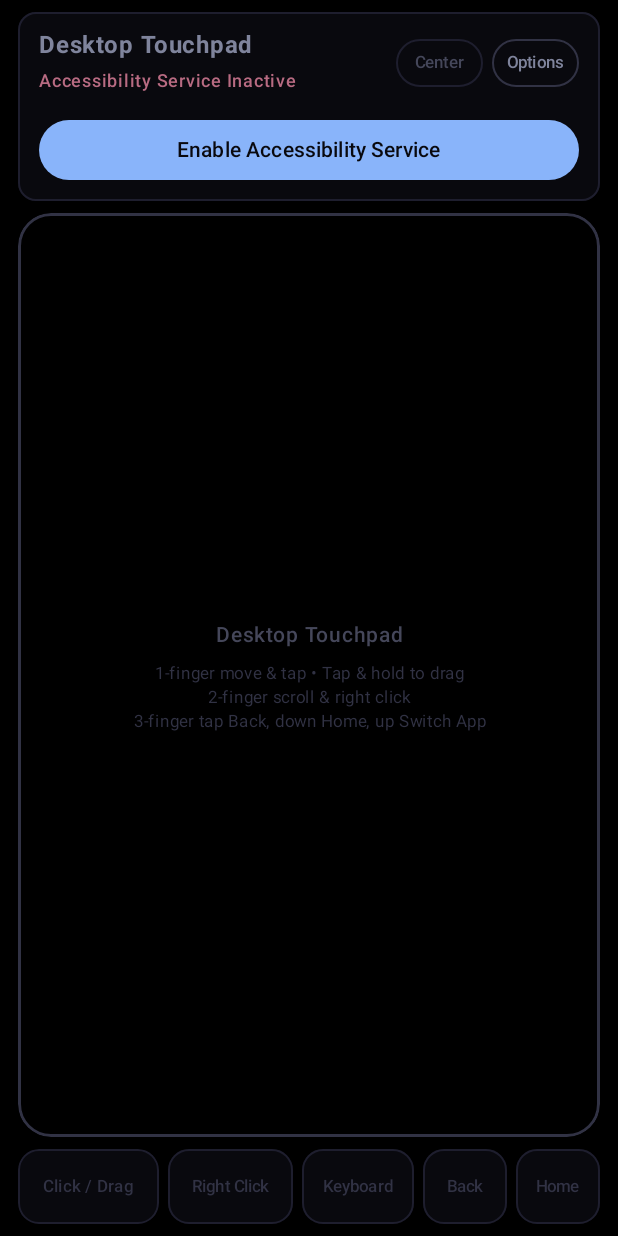
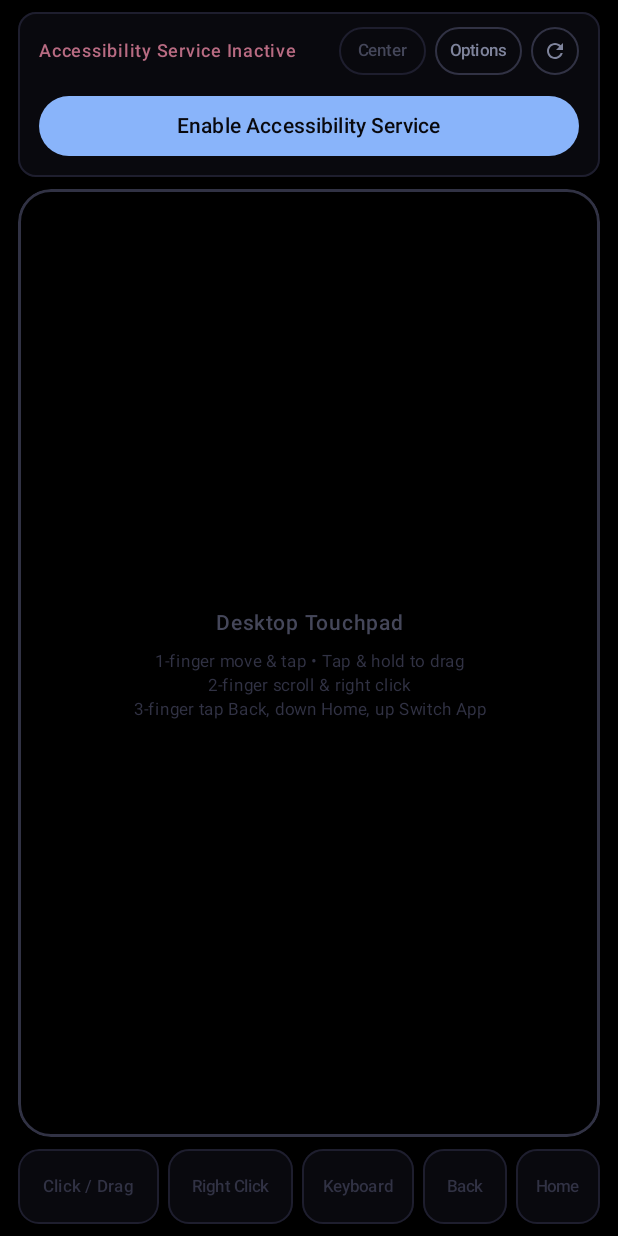
Before and after one commit to hsiang9431/desktop-mode-touchpad, an Android app built with Jetpack Compose: the screen it shows after launch (MainActivity), on a phone screen of 412 x 824 dp. Run offline under Robolectric (Android 15) with nearby library versions, the phone set to English and light mode, and no system bars.

Commit message:
add landscape touchpad

```diff
--- a/app/src/main/java/com/example/desktoptouchpad/MainActivity.kt
+++ b/app/src/main/java/com/example/desktoptouchpad/MainActivity.kt
@@ -6,6 +6,7 @@ import android.content.BroadcastReceiver
 import android.content.Context
 import android.content.Intent
 import android.content.IntentFilter
+import android.content.pm.ActivityInfo
 import android.hardware.display.DisplayManager
 import android.os.Bundle
 import android.os.Handler
@@ -38,11 +39,13 @@ import androidx.compose.foundation.layout.fillMaxWidth
 import androidx.compose.foundation.layout.height
 import androidx.compose.foundation.layout.padding
 import androidx.compose.foundation.layout.safeDrawingPadding
+import androidx.compose.foundation.layout.size
 import androidx.compose.foundation.shape.RoundedCornerShape
 import androidx.compose.material3.Button
 import androidx.compose.material3.ButtonDefaults
 import androidx.compose.material3.Card
 import androidx.compose.material3.CardDefaults
+import androidx.compose.material3.Icon
 import androidx.compose.material3.MaterialTheme
 import androidx.compose.material3.OutlinedButton
 import androidx.compose.material3.Slider
@@ -61,6 +64,7 @@ import androidx.compose.runtime.mutableFloatStateOf
 import androidx.compose.runtime.mutableLongStateOf
 import androidx.compose.runtime.mutableStateOf
 import androidx.compose.runtime.remember
+import androidx.compose.runtime.rememberUpdatedState
 import androidx.compose.runtime.setValue
 import androidx.compose.ui.Alignment
 import androidx.compose.ui.Modifier
@@ -70,11 +74,14 @@ import androidx.compose.ui.graphics.Color
 import androidx.compose.ui.hapticfeedback.HapticFeedbackType
 import androidx.compose.ui.input.pointer.PointerEventPass
 import androidx.compose.ui.input.pointer.pointerInput
+import androidx.compose.ui.layout.layout
 import androidx.compose.ui.platform.LocalHapticFeedback
 import androidx.compose.ui.platform.LocalView
+import androidx.compose.ui.res.painterResource
 import androidx.compose.ui.res.stringResource
 import androidx.compose.ui.text.font.FontWeight
 import androidx.compose.ui.text.style.TextAlign
+import androidx.compose.ui.unit.Constraints
 import androidx.compose.ui.unit.dp
 import androidx.compose.ui.unit.sp
 import com.example.desktoptouchpad.gesture.GestureController
@@ -322,6 +329,15 @@ class MainActivity : ComponentActivity() {
                     onOpenSettings = {
                         startActivity(Intent(Settings.ACTION_ACCESSIBILITY_SETTINGS))
                     },
+                    onSetPortraitOrientationLock = { locked ->
+                        runCatching {
+                            requestedOrientation = if (locked) {
+                                ActivityInfo.SCREEN_ORIENTATION_PORTRAIT
+                            } else {
+                                ActivityInfo.SCREEN_ORIENTATION_UNSPECIFIED
+                            }
+                        }
+                    },
                 )
             }
         }
@@ -485,7 +501,8 @@ fun TouchpadScreen(
     onExternalDisplayConnected: () -> Unit,
     onSetKeepScreenOn: (Boolean) -> Unit,
     onSetAllowNonFocusableOnInput: (Boolean) -> Unit,
-    onOpenSettings: () -> Unit
+    onOpenSettings: () -> Unit,
+    onSetPortraitOrientationLock: (Boolean) -> Unit = {}
 ) {
     val isServiceActive by TouchpadAccessibilityService.isConnected.collectAsState()
     val externalDisplay by TouchpadAccessibilityService.externalDisplay.collectAsState()
@@ -505,6 +522,9 @@ fun TouchpadScreen(
     var naturalScrolling by remember { mutableStateOf(gestureController.naturalScrolling) }
     var threeFingerGesturesEnabled by remember {
         mutableStateOf(gestureController.threeFingerGesturesEnabled)
+    }
+    var touchpadLandscape by remember {
+        mutableStateOf(gestureController.touchpadLandscape)
     }
 
     val isDesktopReady = isServiceActive && externalDisplay != null
@@ -530,6 +550,15 @@ fun TouchpadScreen(
         onDispose { onSetKeepScreenOn(false) }
     }
 
+    DisposableEffect(touchpadLandscape) {
+        onSetPortraitOrientationLock(touchpadLandscape)
+        onDispose {
+            if (touchpadLandscape) {
+                onSetPortraitOrientationLock(false)
+            }
+        }
+    }
+
     Surface(
         modifier = Modifier.fillMaxSize(),
         color = Color.Black
@@ -551,9 +580,15 @@ fun TouchpadScreen(
                         isServiceActive = isServiceActive,
                         externalDisplay = externalDisplay,
                         showOptions = showOptions,
+                        touchpadLandscape = touchpadLandscape,
                         onEnableServiceClick = { showDisclosure = true },
                         onCenterCursor = { gestureController.onCenterCursor() },
-                        onToggleOptions = { showOptions = !showOptions }
+                        onToggleOptions = { showOptions = !showOptions },
+                        onToggleTouchpadLandscape = {
+                            val next = !touchpadLandscape
+                            touchpadLandscape = next
+                            gestureController.touchpadLandscape = next
+                        }
                     )
 
                     if (showOptions && !isKeyboardRelayVisible) {
@@ -593,6 +628,7 @@ fun TouchpadScreen(
                     isDesktopReady = isDesktopReady,
                     isDragging = isDragging,
                     threeFingerGesturesEnabled = threeFingerGesturesEnabled,
+                    isTouchpadLandscape = touchpadLandscape,
                     compactHint = isKeyboardRelayVisible
                 )
 
@@ -642,9 +678,11 @@ private fun StatusHeaderCard(
     isServiceActive: Boolean,
     externalDisplay: ExternalDisplayInfo?,
     showOptions: Boolean,
+    touchpadLandscape: Boolean,
     onEnableServiceClick: () -> Unit,
     onCenterCursor: () -> Unit,
-    onToggleOptions: () -> Unit
+    onToggleOptions: () -> Unit,
+    onToggleTouchpadLandscape: () -> Unit
 ) {
     val isDesktopReady = isServiceActive && externalDisplay != null
 
@@ -685,12 +723,6 @@ private fun StatusHeaderCard(
                     }
 
                     Text(
-                        text = stringResource(R.string.app_name),
-                        fontSize = 16.sp,
-                        fontWeight = FontWeight.Bold,
-                        color = Color(0xFF7F849C)
-                    )
-                    Text(
                         text = statusText,
                         fontSize = 12.sp,
                         color = statusColor,
@@ -710,6 +742,12 @@ private fun StatusHeaderCard(
                         active = showOptions,
                         enabled = true,
                         onClick = onToggleOptions
+                    )
+                    SmallIconControlChip(
+                        iconRes = R.drawable.ic_rotate_touchpad,
+                        contentDescription = stringResource(R.string.btn_rotate_touchpad),
+                        active = touchpadLandscape,
+                        onClick = onToggleTouchpadLandscape
                     )
                 }
             }
@@ -765,6 +803,34 @@ private fun SmallControlChip(
                 enabled -> Color(0xFF7F849C)
                 else -> Color(0xFF45475A)
             }
+        )
+    }
+}
+
+@Composable
+private fun SmallIconControlChip(
+    iconRes: Int,
+    contentDescription: String,
+    active: Boolean,
+    onClick: () -> Unit
+) {
+    OutlinedButton(
+        onClick = onClick,
+        contentPadding = PaddingValues(0.dp),
+        modifier = Modifier.size(32.dp),
+        border = BorderStroke(
+            1.dp,
+            if (active) Color(0xFF89B4FA) else Color(0xFF313244)
+        ),
+        colors = ButtonDefaults.outlinedButtonColors(
+            containerColor = if (active) Color(0x2689B4FA) else Color.Transparent
+        )
+    ) {
+        Icon(
+            painter = painterResource(iconRes),
+            contentDescription = contentDescription,
+            modifier = Modifier.size(16.dp),
+            tint = if (active) Color(0xFF89B4FA) else Color(0xFF7F849C)
         )
     }
 }
@@ -886,6 +952,32 @@ private fun TouchpadOptionsPanel(
     }
 }
 
+private fun rotateTouchpadDelta(delta: Offset, isTouchpadLandscape: Boolean): Offset {
+    return if (isTouchpadLandscape) {
+        Offset(x = delta.y, y = -delta.x)
+    } else {
+        delta
+    }
+}
+
+private fun Modifier.rotateLayout90Clockwise(): Modifier = layout { measurable, constraints ->
+    val swappedConstraints = Constraints(
+        minWidth = constraints.minHeight,
+        maxWidth = constraints.maxHeight,
+        minHeight = constraints.minWidth,
+        maxHeight = constraints.maxWidth
+    )
+    val placeable = measurable.measure(swappedConstraints)
+    layout(placeable.height, placeable.width) {
+        placeable.placeWithLayer(
+            x = (placeable.height - placeable.width) / 2,
+            y = (placeable.width - placeable.height) / 2
+        ) {
+            rotationZ = 90f
+        }
+    }
+}
+
 @Composable
 private fun DeXTouchpadSurface(
     modifier: Modifier,
@@ -893,10 +985,12 @@ private fun DeXTouchpadSurface(
     isDesktopReady: Boolean,
     isDragging: Boolean,
     threeFingerGesturesEnabled: Boolean,
+    isTouchpadLandscape: Boolean,
     compactHint: Boolean
 ) {
     val haptic = LocalHapticFeedback.current
     val view = LocalView.current
+    val currentTouchpadLandscape by rememberUpdatedState(isTouchpadLandscape)
 
     val borderColor = when {
         isDragging -> Color(0xFF89B4FA)
@@ -992,7 +1086,10 @@ private fun DeXTouchpadSurface(
                                 val tracked = activeChanges.firstOrNull { it.id == dragPointerId }
                                     ?: activeChanges.first().also { dragPointerId = it.id }
                                 if (tracked.previousPressed) {
-                                    val delta = tracked.position - tracked.previousPosition
+                                    val delta = rotateTouchpadDelta(
+                                        tracked.position - tracked.previousPosition,
+                                        currentTouchpadLandscape
+                                    )
                                     val stepDist = hypot(delta.x, delta.y)
                                     if (stepDist > 0f) {
                                         gestureController.onMove(delta.x, delta.y, dtMs)
@@ -1010,7 +1107,10 @@ private fun DeXTouchpadSurface(
 
                             if (pointerCount == 1 && maxPointerCount == 1) {
                                 val change = activeChanges.first()
-                                val delta = change.position - change.previousPosition
+                                val delta = rotateTouchpadDelta(
+                                        change.position - change.previousPosition,
+                                        currentTouchpadLandscape
+                                    )
                                 val stepDist = hypot(delta.x, delta.y)
                                 val displacementFromDown = hypot(
                                     change.position.x - downPos.x,
@@ -1061,7 +1161,10 @@ private fun DeXTouchpadSurface(
 
                                 val prev = previousCentroid
                                 if (pointerCount == 2 && maxPointerCount == 2 && prev != null) {
-                                    val scrollDelta = currentCentroid - prev
+                                    val scrollDelta = rotateTouchpadDelta(
+                                        currentCentroid - prev,
+                                        currentTouchpadLandscape
+                                    )
                                     val stepScroll = hypot(scrollDelta.x, scrollDelta.y)
                                     totalTwoFingerDistance += stepScroll
                                     if (totalTwoFingerDistance > scrollSlopPx && stepScroll > 0f) {
@@ -1076,7 +1179,10 @@ private fun DeXTouchpadSurface(
                                             val step3 = currentCentroid - prev
                                             totalThreeFingerDistance += hypot(step3.x, step3.y)
                                         }
-                                        val totalDelta = currentCentroid - start3
+                                        val totalDelta = rotateTouchpadDelta(
+                                            currentCentroid - start3,
+                                            currentTouchpadLandscape
+                                        )
                                         if (!threeFingerSwipeTriggered &&
                                             abs(totalDelta.y) >= threeFingerSwipeThresholdPx &&
                                             abs(totalDelta.y) > abs(totalDelta.x) * 1.2f
@@ -1141,7 +1247,13 @@ private fun DeXTouchpadSurface(
     ) {
         Column(
             horizontalAlignment = Alignment.CenterHorizontally,
-            modifier = Modifier.padding(horizontal = 24.dp)
+            modifier = if (isTouchpadLandscape) {
+                Modifier
+                    .rotateLayout90Clockwise()
+                    .padding(horizontal = 24.dp, vertical = 16.dp)
+            } else {
+                Modifier.padding(horizontal = 24.dp)
+            }
         ) {
             Text(
                 text = stringResource(R.string.touchpad_title),
--- a/app/src/main/java/com/example/desktoptouchpad/gesture/GestureController.kt
+++ b/app/src/main/java/com/example/desktoptouchpad/gesture/GestureController.kt
@@ -34,6 +34,12 @@ class GestureController {
             prefs?.edit { putBoolean(KEY_THREE_FINGER_GESTURES, value) }
         }
 
+    var touchpadLandscape: Boolean = DEFAULT_TOUCHPAD_LANDSCAPE
+        set(value) {
+            field = value
+            prefs?.edit { putBoolean(KEY_TOUCHPAD_LANDSCAPE, value) }
+        }
+
     fun attachContext(context: Context) {
         val sp = context.applicationContext.getSharedPreferences(PREFS_NAME, Context.MODE_PRIVATE)
         prefs = sp
@@ -43,6 +49,7 @@ class GestureController {
         naturalScrolling = sp.getBoolean(KEY_NATURAL_SCROLLING, DEFAULT_NATURAL_SCROLLING)
         threeFingerGesturesEnabled =
             sp.getBoolean(KEY_THREE_FINGER_GESTURES, DEFAULT_THREE_FINGER_GESTURES)
+        touchpadLandscape = sp.getBoolean(KEY_TOUCHPAD_LANDSCAPE, DEFAULT_TOUCHPAD_LANDSCAPE)
     }
 
     fun onMove(dx: Float, dy: Float, dtMillis: Long = 16L) {
@@ -141,6 +148,7 @@ class GestureController {
         private const val KEY_TAP_HOLD_DELAY_MS = "tap_hold_delay_ms"
         private const val KEY_NATURAL_SCROLLING = "natural_scrolling"
         private const val KEY_THREE_FINGER_GESTURES = "three_finger_gestures"
+        private const val KEY_TOUCHPAD_LANDSCAPE = "touchpad_landscape"
 
         const val DEFAULT_SENSITIVITY = 1.6f
         const val DEFAULT_TAP_HOLD_DELAY_MS = 350L
@@ -148,5 +156,6 @@ class GestureController {
         const val MAX_TAP_HOLD_DELAY_MS = 600L
         const val DEFAULT_NATURAL_SCROLLING = true
         const val DEFAULT_THREE_FINGER_GESTURES = true
+        const val DEFAULT_TOUCHPAD_LANDSCAPE = false
     }
 }
--- /dev/null
+++ b/app/src/main/res/drawable/ic_rotate_touchpad.xml
@@ -0,0 +1,10 @@
+<?xml version="1.0" encoding="utf-8"?>
+<vector xmlns:android="http://schemas.android.com/apk/res/android"
+    android:width="24dp"
+    android:height="24dp"
+    android:viewportWidth="24"
+    android:viewportHeight="24">
+    <path
+        android:fillColor="#FFFFFFFF"
+        android:pathData="M17.65,6.35C16.2,4.9 14.21,4 12,4c-4.42,0 -7.99,3.58 -7.99,8s3.57,8 7.99,8c3.73,0 6.84,-2.55 7.73,-6h-2.08c-0.82,2.33 -3.04,4 -5.65,4 -3.31,0 -6,-2.69 -6,-6s2.69,-6 6,-6c1.66,0 3.14,0.69 4.22,1.78L13,11h7V4l-2.35,2.35z" />
+</vector>
--- a/app/src/main/res/values/strings.xml
+++ b/app/src/main/res/values/strings.xml
@@ -21,6 +21,7 @@
     <string name="btn_home">Home</string>
     <string name="btn_center_cursor">Center</string>
     <string name="btn_settings">Options</string>
+    <string name="btn_rotate_touchpad">Rotate Touchpad 90\u00B0</string>
     <string name="label_sensitivity">Pointer Speed</string>
     <string name="label_tap_hold_delay">Tap &amp; Hold Delay</string>
     <string name="label_natural_scroll">Natural Two-Finger Scroll</string>
```
